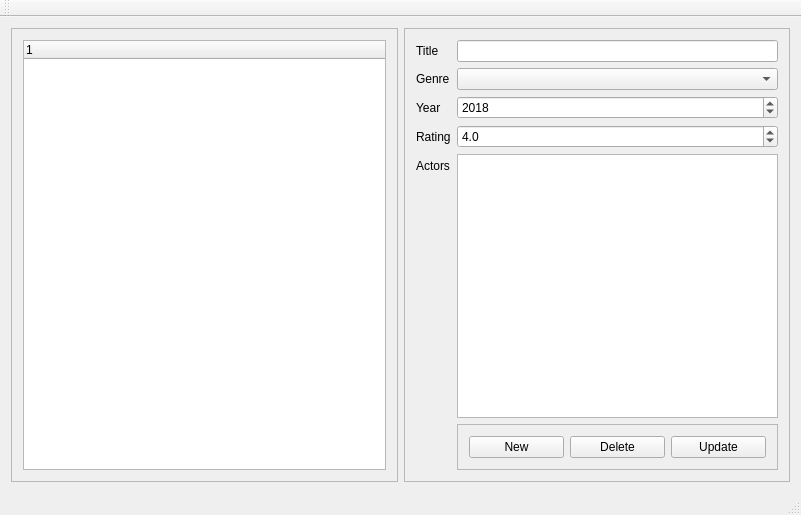
Before: the Qt Designer form movies/mainwindow.ui in sjohnson512/qt_movies_example, drawn with Qt 5.
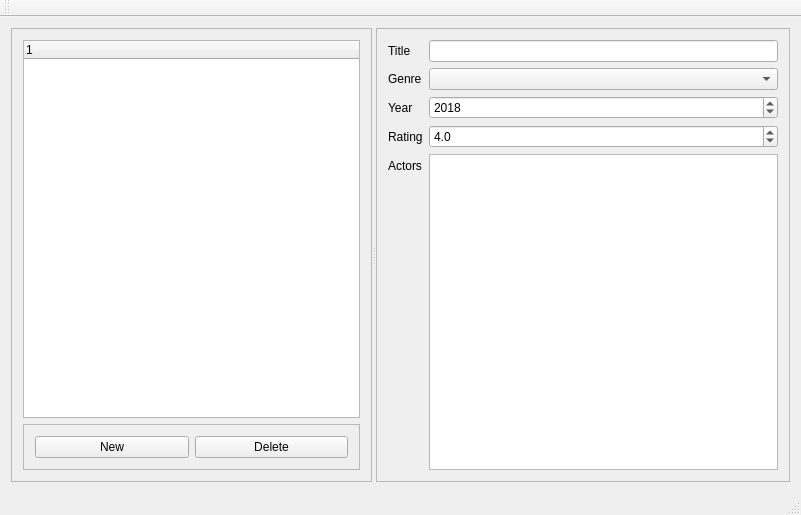
After: the same form once the commit is applied.

What changed in the file:
```diff
--- a/movies/mainwindow.ui
+++ b/movies/mainwindow.ui
@@ -16,7 +16,11 @@
   <widget class="QWidget" name="centralWidget">
    <layout class="QHBoxLayout" name="horizontalLayout">
     <item>
-     <widget class="QFrame" name="frame_2">
+     <widget class="QSplitter" name="splitter">
+      <property name="orientation">
+       <enum>Qt::Horizontal</enum>
+      </property>
+      <widget class="QFrame" name="frameTree">
       <property name="frameShape">
        <enum>QFrame::StyledPanel</enum>
       </property>
@@ -27,10 +31,34 @@
        <item>
         <widget class="QTreeWidget" name="treeMovies"/>
        </item>
-      </layout>
+        <item>
+         <widget class="QFrame" name="frameButtons">
+          <property name="frameShape">
+           <enum>QFrame::StyledPanel</enum>
+          </property>
+          <property name="frameShadow">
+           <enum>QFrame::Raised</enum>
+          </property>
+          <layout class="QHBoxLayout" name="horizontalLayout_2">
+           <item>
+            <widget class="QPushButton" name="btnNew">
+             <property name="text">
+              <string>New</string>
+             </property>
      </widget>
     </item>
     <item>
+            <widget class="QPushButton" name="btnDelete">
+             <property name="text">
+              <string>Delete</string>
+             </property>
+            </widget>
+           </item>
+          </layout>
+         </widget>
+        </item>
+       </layout>
+      </widget>
      <widget class="QFrame" name="frameDetails">
       <property name="frameShape">
        <enum>QFrame::StyledPanel</enum>
@@ -109,43 +137,11 @@
          </property>
         </widget>
        </item>
-       <item row="7" column="1">
-        <widget class="QFrame" name="frame">
-         <property name="frameShape">
-          <enum>QFrame::StyledPanel</enum>
-         </property>
-         <property name="frameShadow">
-          <enum>QFrame::Raised</enum>
-         </property>
-         <layout class="QHBoxLayout" name="horizontalLayout_2">
-          <item>
-           <widget class="QPushButton" name="btnNew">
-            <property name="text">
-             <string>New</string>
-            </property>
-           </widget>
-          </item>
-          <item>
-           <widget class="QPushButton" name="btnDelete">
-            <property name="text">
-             <string>Delete</string>
-            </property>
-           </widget>
-          </item>
-          <item>
-           <widget class="QPushButton" name="btnUpdate">
-            <property name="text">
-             <string>Update</string>
-            </property>
-           </widget>
-          </item>
-         </layout>
-        </widget>
-       </item>
        <item row="6" column="1">
         <widget class="QListWidget" name="listActors"/>
        </item>
       </layout>
+      </widget>
      </widget>
     </item>
    </layout>
```
Lines whose indentation alone changed are shown as unchanged.
